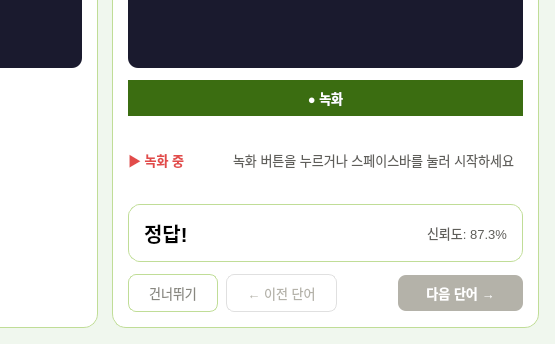
Above: widgets/StudyWidget.ui from jina-da/sign_language before the change; both pictures show x 345 to 900 and y 256 to 600 of the 900 by 600 pixel window. Below: the same form after it.
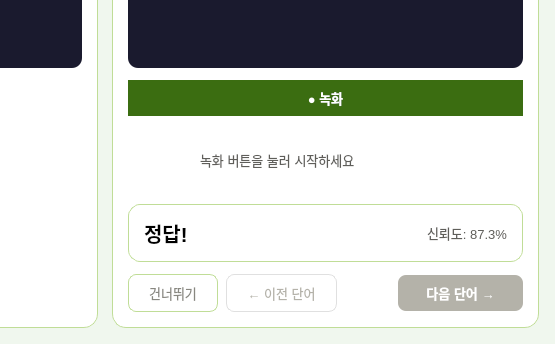
That is the form after the change.

Diff of the .ui file:
```diff
--- a/widgets/StudyWidget.ui
+++ b/widgets/StudyWidget.ui
@@ -373,14 +373,32 @@
         <layout class="QHBoxLayout" name="statusRow">
          <item>
           <widget class="QLabel" name="recordingLabel">
-           <property name="visible">
-            <bool>false</bool>
+           <property name="minimumSize">
+            <size><width>60</width><height>0</height></size>
+           </property>
+           <property name="maximumSize">
+            <size><width>60</width><height>16777215</height></size>
            </property>
            <property name="styleSheet">
             <string>font-size:13px; color:#E24B4A; font-weight:500;</string>
            </property>
            <property name="text">
-            <string>▶ 녹화 중</string>
+            <string/>
+           </property>
+          </widget>
+         </item>
+         <item>
+          <widget class="QLabel" name="statusLabel">
+           <property name="sizePolicy">
+            <sizepolicy hsizetype="Expanding" vsizetype="Preferred">
+             <horstretch>1</horstretch><verstretch>0</verstretch>
+            </sizepolicy>
+           </property>
+           <property name="text">
+            <string>녹화 버튼을 눌러 시작하세요</string>
+           </property>
+           <property name="alignment">
+            <set>Qt::AlignmentFlag::AlignLeft|Qt::AlignmentFlag::AlignVCenter</set>
            </property>
           </widget>
          </item>
@@ -400,26 +418,6 @@
            </property>
           </widget>
          </item>
-         <item>
-          <widget class="QLabel" name="statusLabel">
-           <property name="text">
-            <string>녹화 버튼을 누르거나 스페이스바를 눌러 시작하세요</string>
-           </property>
-          </widget>
-         </item>
-         <item>
-          <spacer>
-           <property name="orientation">
-            <enum>Qt::Orientation::Horizontal</enum>
-           </property>
-           <property name="sizeHint" stdset="0">
-            <size>
-             <width>40</width>
-             <height>20</height>
-            </size>
-           </property>
-          </spacer>
-         </item>
                 </layout>
        </item>
        <item>
```
Left out of the diff: 2 changed lines with no effect on the pictures.
